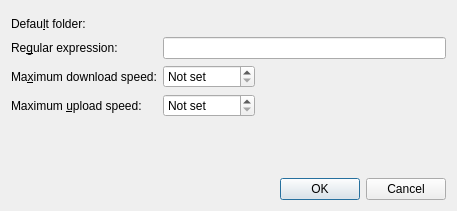
Qt form ui/groupsettingsdialog.ui (KDE/kget) before a commit.
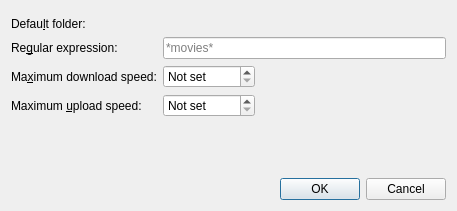
The same form after that commit. Custom widgets are drawn as their Qt base class.

What changed in the file:
```diff
--- a/ui/groupsettingsdialog.ui
+++ b/ui/groupsettingsdialog.ui
@@ -70,7 +70,7 @@
      </item>
      <item row="1" column="1">
       <widget class="KLineEdit" name="regExpEdit">
-       <property name="clickMessage" stdset="0">
+       <property name="placeholderText" stdset="0">
         <string>*movies*</string>
        </property>
       </widget>
```
